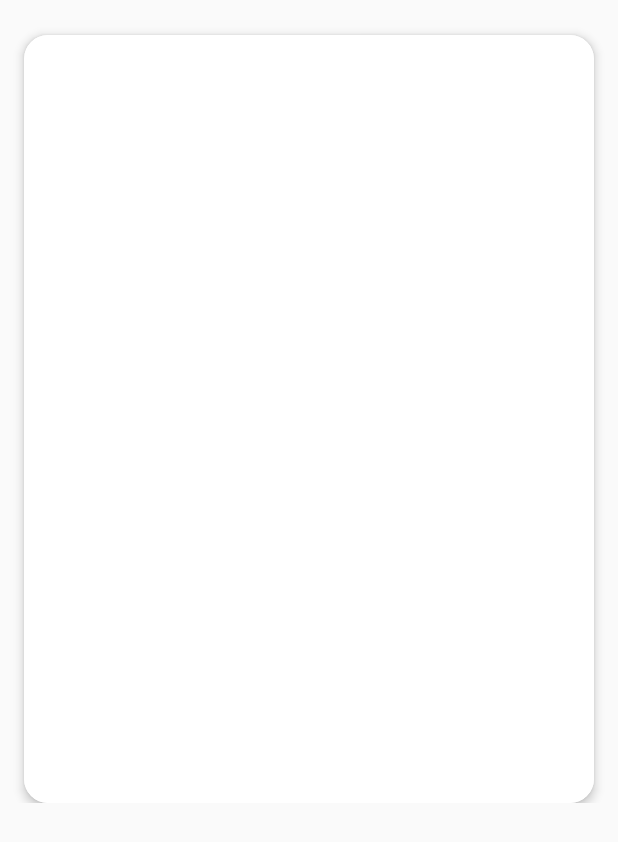
After one commit to brunofelix7/CSTvApp, an Android app: the layout item_match.xml on its own in the app's theme, with its tools: preview values and no code run, on a phone screen of 412 x 824 dp. The commit adds this screen. Shown: the top 842 px of the screen. Run offline under Robolectric (Android 15) with nearby library versions, the phone set to English and light mode, and no system bars.

Commit message:
:lipstick: Criação do arquivo de layout item_match.xml e background personalizado para o card

```diff
--- /dev/null
+++ b/app/src/main/res/drawable-night/bg_card.xml
@@ -0,0 +1,10 @@
+<?xml version="1.0" encoding="UTF-8"?>
+<shape xmlns:android="http://schemas.android.com/apk/res/android">
+    <solid android:color="@color/secondary" />
+    <corners android:radius="0dp" />
+    <padding
+        android:bottom="0dp"
+        android:left="0dp"
+        android:right="0dp"
+        android:top="0dp" />
+</shape>
--- /dev/null
+++ b/app/src/main/res/drawable/bg_card.xml
@@ -0,0 +1,10 @@
+<?xml version="1.0" encoding="UTF-8"?>
+<shape xmlns:android="http://schemas.android.com/apk/res/android">
+    <solid android:color="@color/white" />
+    <corners android:radius="0dp" />
+    <padding
+        android:bottom="0dp"
+        android:left="0dp"
+        android:right="0dp"
+        android:top="0dp" />
+</shape>
--- /dev/null
+++ b/app/src/main/res/layout/item_match.xml
@@ -0,0 +1,38 @@
+<?xml version="1.0" encoding="utf-8"?>
+<androidx.constraintlayout.widget.ConstraintLayout xmlns:android="http://schemas.android.com/apk/res/android"
+    xmlns:app="http://schemas.android.com/apk/res-auto"
+    android:layout_width="match_parent"
+    android:layout_height="wrap_content">
+
+    <androidx.cardview.widget.CardView
+        android:id="@+id/cv_item"
+        android:layout_width="match_parent"
+        android:layout_height="512dp"
+        android:layout_marginStart="16dp"
+        android:layout_marginTop="23dp"
+        android:layout_marginEnd="16dp"
+        android:clickable="true"
+        android:focusable="true"
+        android:foreground="?android:attr/selectableItemBackground"
+        app:cardCornerRadius="16dp"
+        app:cardElevation="4dp"
+        app:cardPreventCornerOverlap="false"
+        app:layout_constraintBottom_toBottomOf="parent"
+        app:layout_constraintEnd_toEndOf="parent"
+        app:layout_constraintStart_toStartOf="parent"
+        app:layout_constraintTop_toTopOf="parent">
+
+        <LinearLayout
+            android:layout_width="match_parent"
+            android:layout_height="match_parent"
+            android:background="@drawable/bg_card"
+            android:orientation="vertical">
+
+
+
+        </LinearLayout>
+
+    </androidx.cardview.widget.CardView>
+
+
+</androidx.constraintlayout.widget.ConstraintLayout>
```
Also changed, not shown: app/src/main/AndroidManifest.xml (+4 -3 lines), app/src/main/res/layout/activity_match_list.xml (+26 -2 lines).
